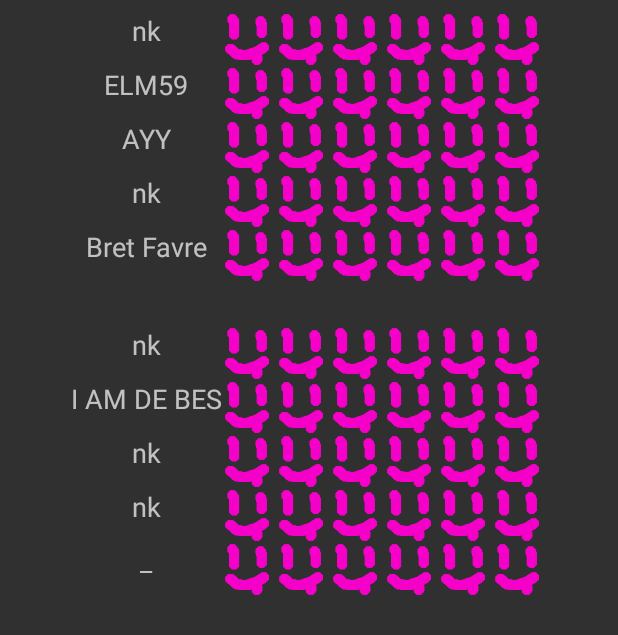
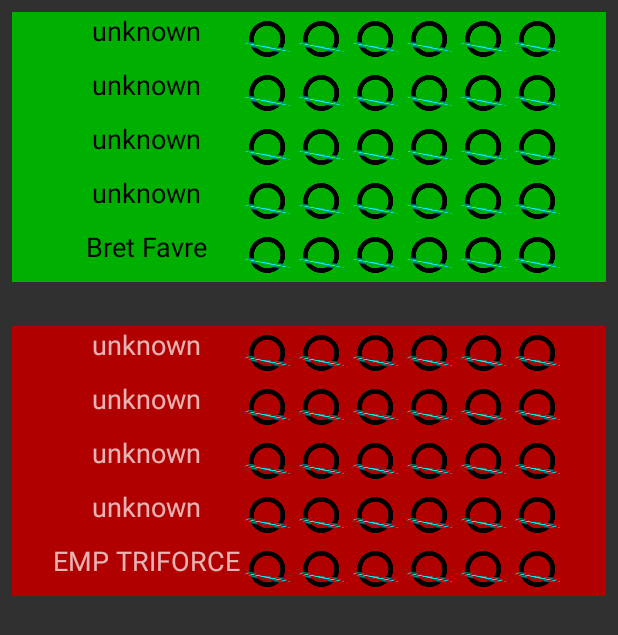
Before and after one commit to VimWizardVersace/Quickcast, an Android app: the layout dota2_item_element.xml on its own in the app's theme, with its tools: preview values and no code run, on a phone screen of 412 x 824 dp. Shown: the top 635 px of the screen. Run offline under Robolectric (Android 15) with nearby library versions, the phone set to English and light mode, and no system bars; network calls fail.

Commit message:
Modify Item , add tower element and colors

```diff
--- a/front_end/android/app/src/main/res/layout/dota2_item_element.xml
+++ b/front_end/android/app/src/main/res/layout/dota2_item_element.xml
@@ -9,10 +9,12 @@
     <TableRow
         android:layout_height="wrap_content"
         android:layout_width="match_parent"
+        android:background="@color/Green"
         android:gravity="center_horizontal">
         <TextView
             android:id="@+id/r_player_0_name"
-            android:text="nk"
+            android:text="unknown"
+            android:textColor="@color/Black"
             android:gravity="center"
             android:textAppearance="?android:attr/textAppearanceMedium"
             android:layout_weight="0"
@@ -30,32 +32,32 @@
 
         <TextView
             android:id="@+id/r_player_0_item1"
-            android:background="@drawable/derp"
+            android:background="@drawable/quickcast"
             android:layout_height="36dp"
             android:layout_width="36dp"/>
         <TextView
             android:id="@+id/r_player_0_item2"
-            android:background="@drawable/derp"
+            android:background="@drawable/quickcast"
             android:layout_height="36dp"
             android:layout_width="36dp"/>
         <TextView
             android:id="@+id/r_player_0_item3"
-            android:background="@drawable/derp"
+            android:background="@drawable/quickcast"
             android:layout_height="36dp"
             android:layout_width="36dp"/>
         <TextView
             android:id="@+id/r_player_0_item4"
-            android:background="@drawable/derp"
+            android:background="@drawable/quickcast"
             android:layout_height="36dp"
             android:layout_width="36dp"/>
         <TextView
             android:id="@+id/r_player_0_item5"
-            android:background="@drawable/derp"
+            android:background="@drawable/quickcast"
             android:layout_height="36dp"
             android:layout_width="36dp"/>
         <TextView
             android:id="@+id/r_player_0_item6"
-            android:background="@drawable/derp"
+            android:background="@drawable/quickcast"
             android:layout_height="36dp"
             android:layout_width="36dp"
             android:gravity="right" /> </LinearLayout>
@@ -63,10 +65,12 @@
     <TableRow
         android:layout_height="wrap_content"
         android:layout_width="match_parent"
+        android:background="@color/Green"
         android:gravity="center_horizontal">
         <TextView
             android:id="@+id/r_player_1_name"
-            android:text="ELM59"
+            android:text="unknown"
+            android:textColor="@color/Black"
             android:gravity="center"
             android:textAppearance="?android:attr/textAppearanceMedium"
             android:layout_weight="0"
@@ -83,32 +87,32 @@
 
             <TextView
                 android:id="@+id/r_player_1_item1"
-                android:background="@drawable/derp"
+                android:background="@drawable/quickcast"
                 android:layout_height="36dp"
                 android:layout_width="36dp"/>
             <TextView
                 android:id="@+id/r_player_1_item2"
-                android:background="@drawable/derp"
+                android:background="@drawable/quickcast"
                 android:layout_height="36dp"
                 android:layout_width="36dp"/>
             <TextView
                 android:id="@+id/r_player_1_item3"
-                android:background="@drawable/derp"
+                android:background="@drawable/quickcast"
                 android:layout_height="36dp"
                 android:layout_width="36dp"/>
             <TextView
                 android:id="@+id/r_player_1_item4"
-                android:background="@drawable/derp"
+                android:background="@drawable/quickcast"
                 android:layout_height="36dp"
                 android:layout_width="36dp"/>
             <TextView
                 android:id="@+id/r_player_1_item5"
-                android:background="@drawable/derp"
+                android:background="@drawable/quickcast"
                 android:layout_height="36dp"
                 android:layout_width="36dp"/>
             <TextView
                 android:id="@+id/r_player_1_item6"
-                android:background="@drawable/derp"
+                android:background="@drawable/quickcast"
                 android:layout_height="36dp"
                 android:layout_width="36dp"
                 android:gravity="right" /> </LinearLayout>
@@ -116,10 +120,12 @@
     <TableRow
         android:layout_height="wrap_content"
         android:layout_width="match_parent"
+        android:background="@color/Green"
         android:gravity="center_horizontal">
         <TextView
             android:id="@+id/r_player_2_name"
-            android:text="AYY"
+            android:text="unknown"
+            android:textColor="@color/Black"
             android:gravity="center"
             android:layout_weight="0"
             android:layout_height="wrap_content"
@@ -136,32 +142,32 @@
 
             <TextView
                 android:id="@+id/r_player_2_item1"
-                android:background="@drawable/derp"
+                android:background="@drawable/quickcast"
                 android:layout_height="36dp"
                 android:layout_width="36dp"/>
             <TextView
                 android:id="@+id/r_player_2_item2"
-                android:background="@drawable/derp"
+                android:background="@drawable/quickcast"
                 android:layout_height="36dp"
                 android:layout_width="36dp"/>
             <TextView
                 android:id="@+id/r_player_2_item3"
-                android:background="@drawable/derp"
+                android:background="@drawable/quickcast"
                 android:layout_height="36dp"
                 android:layout_width="36dp"/>
             <TextView
                 android:id="@+id/r_player_2_item4"
-                android:background="@drawable/derp"
+                android:background="@drawable/quickcast"
                 android:layout_height="36dp"
                 android:layout_width="36dp"/>
             <TextView
                 android:id="@+id/r_player_2_item5"
-                android:background="@drawable/derp"
+                android:background="@drawable/quickcast"
                 android:layout_height="36dp"
                 android:layout_width="36dp"/>
             <TextView
                 android:id="@+id/r_player_2_item6"
-                android:background="@drawable/derp"
+                android:background="@drawable/quickcast"
                 android:layout_height="36dp"
                 android:layout_width="36dp"
                 android:gravity="right" /> </LinearLayout>
@@ -169,10 +175,12 @@
     <TableRow
         android:layout_height="wrap_content"
         android:layout_width="match_parent"
+        android:background="@color/Green"
         android:gravity="center_horizontal">
         <TextView
             android:id="@+id/r_player_3_name"
-            android:text="nk"
+            android:text="unknown"
+            android:textColor="@color/Black"
             android:layout_weight="0"
             android:gravity="center"
             android:layout_height="wrap_content"
@@ -189,32 +197,32 @@
 
             <TextView
                 android:id="@+id/r_player_3_item1"
-                android:background="@drawable/derp"
+                android:background="@drawable/quickcast"
                 android:layout_height="36dp"
                 android:layout_width="36dp"/>
             <TextView
                 android:id="@+id/r_player_3_item2"
-                android:background="@drawable/derp"
+                android:background="@drawable/quickcast"
                 android:layout_height="36dp"
                 android:layout_width="36dp"/>
             <TextView
                 android:id="@+id/r_player_3_item3"
-                android:background="@drawable/derp"
+                android:background="@drawable/quickcast"
                 android:layout_height="36dp"
                 android:layout_width="36dp"/>
             <TextView
                 android:id="@+id/r_player_3_item4"
-                android:background="@drawable/derp"
+                android:background="@drawable/quickcast"
                 android:layout_height="36dp"
                 android:layout_width="36dp"/>
             <TextView
                 android:id="@+id/r_player_3_item5"
-                android:background="@drawable/derp"
+                android:background="@drawable/quickcast"
                 android:layout_height="36dp"
                 android:layout_width="36dp"/>
             <TextView
                 android:id="@+id/r_player_3_item6"
-                android:background="@drawable/derp"
+                android:background="@drawable/quickcast"
                 android:layout_height="36dp"
                 android:layout_width="36dp"
                 android:gravity="right" /> </LinearLayout>
@@ -222,10 +230,12 @@
     <TableRow
         android:layout_height="wrap_content"
         android:layout_width="match_parent"
+        android:background="@color/Green"
         android:gravity="center_horizontal">
         <TextView
             android:id="@+id/r_player_4_name"
             android:text="Bret Favre"
+            android:textColor="@color/Black"
             android:gravity="center"
             android:layout_weight="0"
             android:layout_height="wrap_content"
@@ -242,32 +252,32 @@
 
             <TextView
                 android:id="@+id/r_player_4_item1"
-                android:background="@drawable/derp"
+                android:background="@drawable/quickcast"
                 android:layout_height="36dp"
                 android:layout_width="36dp"/>
             <TextView
                 android:id="@+id/r_player_4_item2"
-                android:background="@drawable/derp"
+                android:background="@drawable/quickcast"
                 android:layout_height="36dp"
                 android:layout_width="36dp"/>
             <TextView
                 android:id="@+id/r_player_4_item3"
-                android:background="@drawable/derp"
+                android:background="@drawable/quickcast"
                 android:layout_height="36dp"
                 android:layout_width="36dp"/>
             <TextView
                 android:id="@+id/r_player_4_item4"
-                android:background="@drawable/derp"
+                android:background="@drawable/quickcast"
                 android:layout_height="36dp"
                 android:layout_width="36dp"/>
             <TextView
                 android:id="@+id/r_player_4_item5"
-                android:background="@drawable/derp"
+                android:background="@drawable/quickcast"
                 android:layout_height="36dp"
                 android:layout_width="36dp"/>
             <TextView
                 android:id="@+id/r_player_4_item6"
-                android:background="@drawable/derp"
+                android:background="@drawable/quickcast"
                 android:layout_height="36dp"
                 android:layout_width="36dp"
                 android:gravity="right" /> </LinearLayout>
@@ -297,10 +307,11 @@
     <TableRow
         android:layout_height="wrap_content"
         android:layout_width="match_parent"
+        android:background="@color/Red"
         android:gravity="center_horizontal">
         <TextView
             android:id="@+id/d_player_0_name"
-            android:text="nk"
+            android:text="unknown"
             android:gravity="center"
             android:textAppearance="?android:attr/textAppearanceMedium"
             android:layout_weight="0"
@@ -318,32 +329,32 @@
 
             <TextView
                 android:id="@+id/d_player_0_item1"
-                android:background="@drawable/derp"
+                android:background="@drawable/quickcast"
                 android:layout_height="36dp"
                 android:layout_width="36dp"/>
             <TextView
                 android:id="@+id/d_player_0_item2"
-                android:background="@drawable/derp"
+                android:background="@drawable/quickcast"
                 android:layout_height="36dp"
                 android:layout_width="36dp"/>
             <TextView
                 android:id="@+id/d_player_0_item3"
-                android:background="@drawable/derp"
+                android:background="@drawable/quickcast"
                 android:layout_height="36dp"
                 android:layout_width="36dp"/>
             <TextView
                 android:id="@+id/d_player_0_item4"
-                android:background="@drawable/derp"
+                android:background="@drawable/quickcast"
                 android:layout_height="36dp"
                 android:layout_width="36dp"/>
             <TextView
                 android:id="@+id/d_player_0_item5"
-                android:background="@drawable/derp"
+                android:background="@drawable/quickcast"
                 android:layout_height="36dp"
                 android:layout_width="36dp"/>
             <TextView
                 android:id="@+id/d_player_0_item6"
-                android:background="@drawable/derp"
+                android:background="@drawable/quickcast"
                 android:layout_height="36dp"
                 android:layout_width="36dp"
                 android:gravity="right" /> </LinearLayout>
@@ -351,10 +362,11 @@
     <TableRow
         android:layout_height="wrap_content"
         android:layout_width="match_parent"
+        android:background="@color/Red"
         android:gravity="center_horizontal">
         <TextView
             android:id="@+id/d_player_1_name"
-            android:text="I AM DE BES"
+            android:text="unknown"
             android:gravity="center"
             android:textAppearance="?android:attr/textAppearanceMedium"
             android:layout_weight="0"
@@ -371,32 +383,32 @@
 
             <TextView
                 android:id="@+id/d_player_1_item1"
-                android:background="@drawable/derp"
+                android:background="@drawable/quickcast"
                 android:layout_height="36dp"
                 android:layout_width="36dp"/>
             <TextView
                 android:id="@+id/d_player_1_item2"
-                android:background="@drawable/derp"
+                android:background="@drawable/quickcast"
                 android:layout_height="36dp"
                 android:layout_width="36dp"/>
             <TextView
                 android:id="@+id/d_player_1_item3"
-                android:background="@drawable/derp"
+                android:background="@drawable/quickcast"
                 android:layout_height="36dp"
                 android:layout_width="36dp"/>
             <TextView
                 android:id="@+id/d_player_1_item4"
-                android:background="@drawable/derp"
+                android:background="@drawable/quickcast"
                 android:layout_height="36dp"
                 android:layout_width="36dp"/>
             <TextView
                 android:id="@+id/d_player_1_item5"
-                android:background="@drawable/derp"
+                android:background="@drawable/quickcast"
                 android:layout_height="36dp"
                 android:layout_width="36dp"/>
             <TextView
                 android:id="@+id/d_player_1_item6"
-                android:background="@drawable/derp"
+                android:background="@drawable/quickcast"
                 android:layout_height="36dp"
                 android:layout_width="36dp"
                 android:gravity="right" /> </LinearLayout>
@@ -404,10 +416,11 @@
     <TableRow
         android:layout_height="wrap_content"
         android:layout_width="match_parent"
+        android:background="@color/Red"
         android:gravity="center_horizontal">
         <TextView
             android:id="@+id/d_player_2_name"
-            android:text="nk"
+            android:text="unknown"
             android:gravity="center"
             android:layout_weight="0"
             android:layout_height="wrap_content"
@@ -424,32 +437,32 @@
 
             <TextView
                 android:id="@+id/d_player_2_item1"
-                android:background="@drawable/derp"
+                android:background="@drawable/quickcast"
                 android:layout_height="36dp"
                 android:layout_width="36dp"/>
             <TextView
                 android:id="@+id/d_player_2_item2"
-                android:background="@drawable/derp"
+                android:background="@drawable/quickcast"
                 android:layout_height="36dp"
                 android:layout_width="36dp"/>
             <TextView
                 android:id="@+id/d_player_2_item3"
-                android:background="@drawable/derp"
+                android:background="@drawable/quickcast"
                 android:layout_height="36dp"
                 android:layout_width="36dp"/>
             <TextView
                 android:id="@+id/d_player_2_item4"
-                android:background="@drawable/derp"
+                android:background="@drawable/quickcast"
                 android:layout_height="36dp"
                 android:layout_width="36dp"/>
             <TextView
                 android:id="@+id/d_player_2_item5"
-                android:background="@drawable/derp"
+                android:background="@drawable/quickcast"
                 android:layout_height="36dp"
                 android:layout_width="36dp"/>
             <TextView
                 android:id="@+id/d_player_2_item6"
-                android:background="@drawable/derp"
+                android:background="@drawable/quickcast"
                 android:layout_height="36dp"
                 android:layout_width="36dp"
                 android:gravity="right" /> </LinearLayout>
@@ -457,10 +470,11 @@
     <TableRow
         android:layout_height="wrap_content"
         android:layout_width="match_parent"
+        android:background="@color/Red"
         android:gravity="center_horizontal">
         <TextView
             android:id="@+id/d_player_3_name"
-            android:text="nk"
+            android:text="unknown"
             android:layout_weight="0"
             android:gravity="center"
             android:layout_height="wrap_content"
@@ -477,32 +491,32 @@
 
             <TextView
                 android:id="@+id/d_player_3_item1"
-                android:background="@drawable/derp"
+                android:background="@drawable/quickcast"
                 android:layout_height="36dp"
                 android:layout_width="36dp"/>
             <TextView
                 android:id="@+id/d_player_3_item2"
-                android:background="@drawable/derp"
+                android:background="@drawable/quickcast"
                 android:layout_height="36dp"
                 android:layout_width="36dp"/>
             <TextView
                 android:id="@+id/d_player_3_item3"
-                android:background="@drawable/derp"
+                android:background="@drawable/quickcast"
                 android:layout_height="36dp"
                 android:layout_width="36dp"/>
             <TextView
                 android:id="@+id/d_player_3_item4"
-                android:background="@drawable/derp"
+                android:background="@drawable/quickcast"
                 android:layout_height="36dp"
                 android:layout_width="36dp"/>
             <TextView
                 android:id="@+id/d_player_3_item5"
-                android:background="@drawable/derp"
+                android:background="@drawable/quickcast"
                 android:layout_height="36dp"
                 android:layout_width="36dp"/>
             <TextView
                 android:id="@+id/d_player_3_item6"
-                android:background="@drawable/derp"
+                android:background="@drawable/quickcast"
                 android:layout_height="36dp"
                 android:layout_width="36dp"
                 android:gravity="right" /> </LinearLayout>
@@ -510,10 +524,11 @@
     <TableRow
         android:layout_height="wrap_content"
         android:layout_width="match_parent"
+        android:background="@color/Red"
         android:gravity="center_horizontal">
         <TextView
             android:id="@+id/d_player_4_name"
-            android:text="_"
+            android:text="EMP TRIFORCE"
             android:gravity="center"
             android:layout_weight="0"
             android:layout_height="wrap_content"
@@ -530,32 +545,32 @@
 
             <TextView
                 android:id="@+id/d_player_4_item1"
-                android:background="@drawable/derp"
+                android:background="@drawable/quickcast"
                 android:layout_height="36dp"
                 android:layout_width="36dp"/>
             <TextView
                 android:id="@+id/d_player_4_item2"
-                android:background="@drawable/derp"
+                android:background="@drawable/quickcast"
                 android:layout_height="36dp"
                 android:layout_width="36dp"/>
             <TextView
                 android:id="@+id/d_player_4_item3"
-                android:background="@drawable/derp"
+                android:background="@drawable/quickcast"
                 android:layout_height="36dp"
                 android:layout_width="36dp"/>
             <TextView
                 android:id="@+id/d_player_4_item4"
-                android:background="@drawable/derp"
+                android:background="@drawable/quickcast"
                 android:layout_height="36dp"
                 android:layout_width="36dp"/>
             <TextView
                 android:id="@+id/d_player_4_item5"
-                android:background="@drawable/derp"
+                android:background="@drawable/quickcast"
                 android:layout_height="36dp"
                 android:layout_width="36dp"/>
             <TextView
                 android:id="@+id/d_player_4_item6"
-                android:background="@drawable/derp"
+                android:background="@drawable/quickcast"
                 android:layout_height="36dp"
                 android:layout_width="36dp"
                 android:gravity="right" /> </LinearLayout>
--- a/front_end/android/app/src/main/res/values/colors.xml
+++ b/front_end/android/app/src/main/res/values/colors.xml
@@ -2,5 +2,8 @@
 <resources>
     <color name="Green">#00b000</color>
     <color name="Red">#b00000</color>
+    <color name="Black">#000000</color>
+    <color name="White">#ffffff</color>
+    <color name="Pink">#ff69b4</color>
     <color name="AppForeground">#92bbea</color>
 </resources>
```
Also changed, not shown: front_end/android/app/src/main/java/com/rcos/quickcast/dota2/ItemElement.java (+15 -1 lines), front_end/android/app/src/main/java/com/rcos/quickcast/dota2/TowerElement.java (added, +93 -0 lines), front_end/android/app/src/main/res/layout/dota2_tower_element.xml (added, +180 -0 lines).
